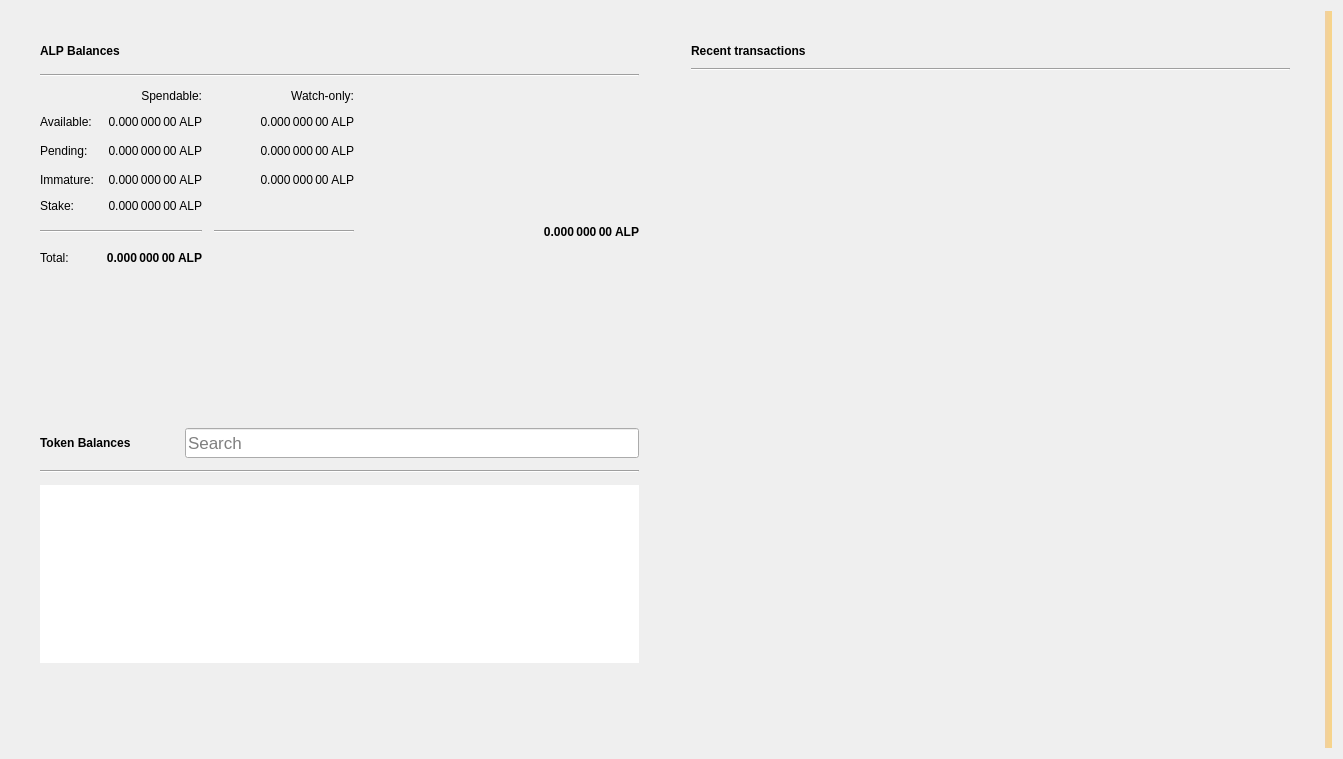
Old version of the form src/qt/forms/overviewpage.ui in the repository AlphaconNetwork/AlphaconNetwork.
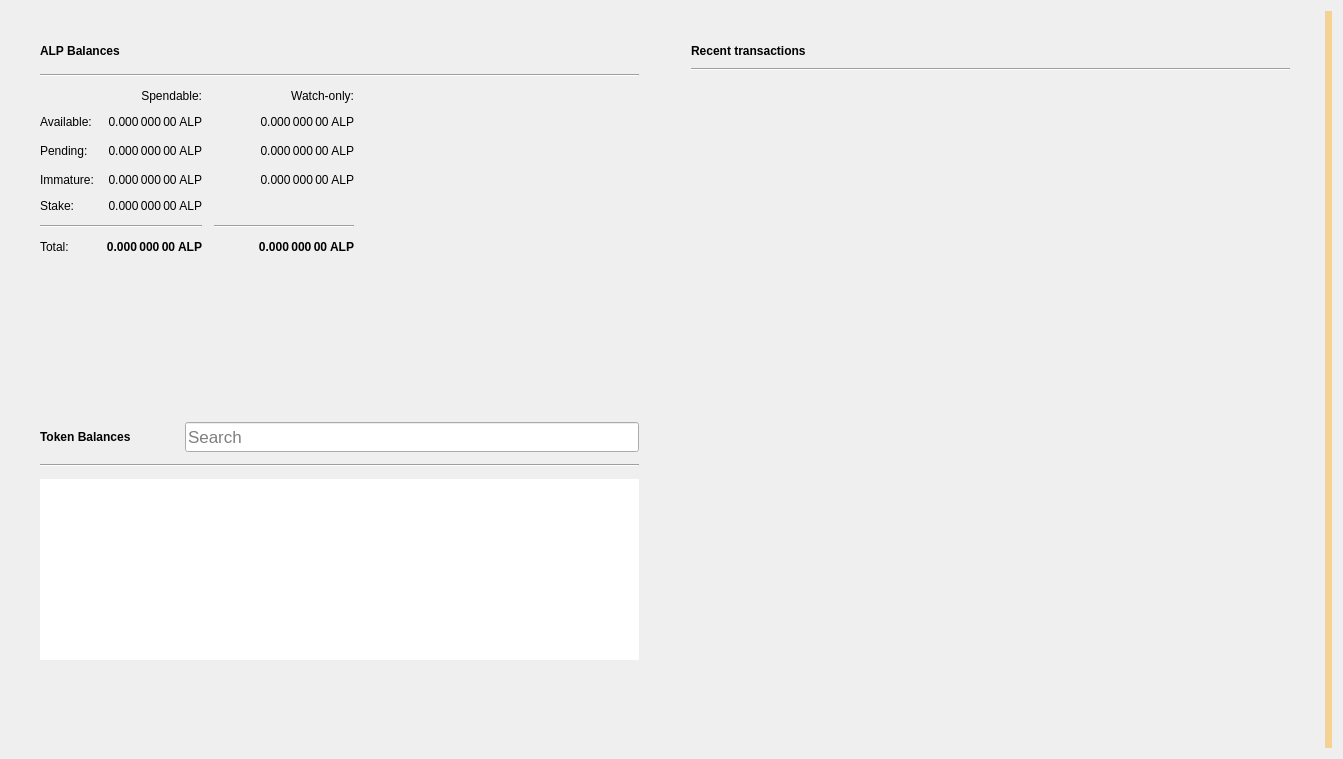
New version of the form. Icons and pictures are not drawn.

Commit message: [Rpc] Added removeaddress rpc method

What changed in the file:
```diff
--- a/src/qt/forms/overviewpage.ui
+++ b/src/qt/forms/overviewpage.ui
@@ -452,7 +452,7 @@
                 </property>
                </widget>
               </item>
-              <item row="5" column="3">
+              <item row="6" column="2">
                <widget class="QLabel" name="labelWatchTotal">
                 <property name="font">
                  <font>
```
The commit also changes 2 other files.
